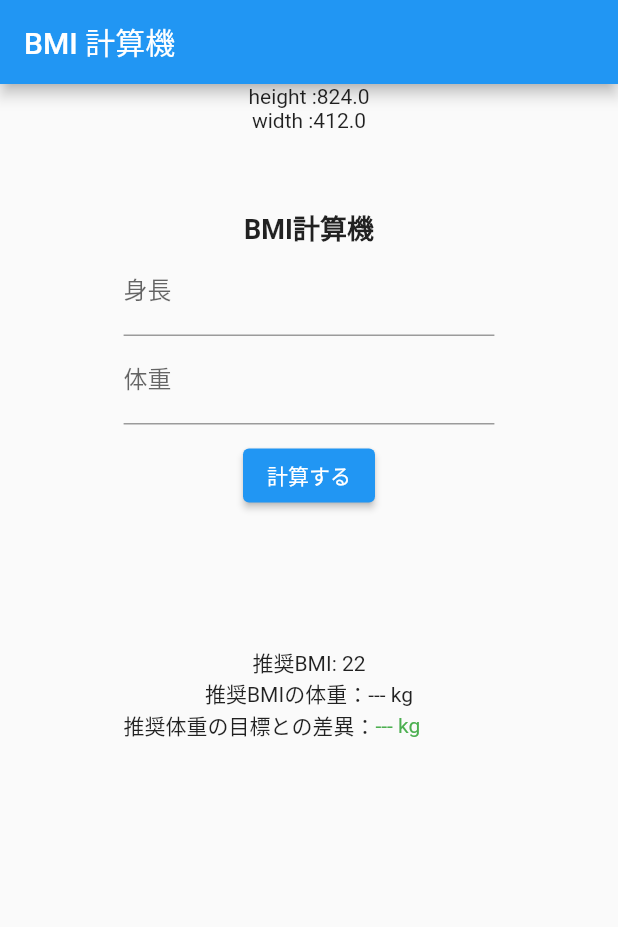
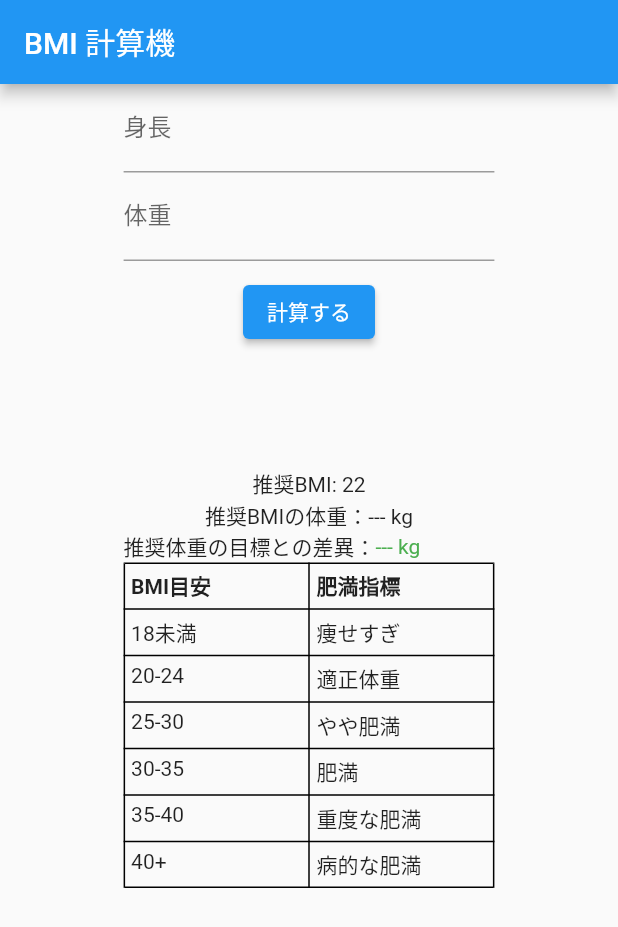
Before and after one commit to UG/myFit, a Flutter app: the screen it shows after launch, on a phone screen of 412 x 824 dp. Shown: the top 927 px of the screen. Run offline on Flutter 3.47's test engine with Material 2 defaults, Android fonts, the phone set to English and light mode, and no system bars.

Commit message:
bmi screen about finish

```diff
--- a/lib/screen/BMICalcScreen.dart
+++ b/lib/screen/BMICalcScreen.dart
@@ -32,6 +32,21 @@ formValidation(var value) {
   }
 }
 
+String bmiCategorize(String bmi) {
+  double b = double.parse(bmi);
+  if (b < 18) {
+    return "やせすぎ";
+  } else if (25 > b && b > 18) {
+    return "適正体重";
+  } else if (30 > b && b > 25) {
+    return "やや肥満";
+  } else if (35 > b && b > 30) {
+    return "肥満";
+  } else {
+    return "病的な肥満";
+  }
+}
+
 class BMICalcState extends State<BMICalcScreen> {
   void updateHeight(String v) {
     setState(() {
@@ -55,33 +70,23 @@ class BMICalcState extends State<BMICalcScreen> {
     super.initState();
   }
 
-  final _heightKey = GlobalKey<FormState>();
-  final _weightKey = GlobalKey<FormState>();
+  final _formKey = GlobalKey<FormState>();
   @override
   Widget build(BuildContext context) {
     double screenWidth = MediaQuery.of(context).size.width;
-    double screenHeight = MediaQuery.of(context).size.height;
     return Scaffold(
       appBar: AppBar(
         title: Text('BMI 計算機'),
       ),
-      body: Center(
+      body: ListView(
+        children: [
+          Center(
             child: Container(
-            width: screenWidth * 0.9,
-            child: Column(
-              children: [
-                Text('height :' + screenHeight.toString()),
-                Text('width :' + screenWidth.toString()),
-                Container(height: 50),
-                Text(
-                  'BMI計算機',
-                  style: TextStyle(fontSize: 18, fontWeight: FontWeight.bold),
-                ),
-                Container(
               width: screenWidth * .6,
+              child: Form(
+                key: _formKey,
                 child: Column(children: [
                   TextFormField(
-                        key: _heightKey,
                     onChanged: (value) {
                       updateHeight(value);
                     },
@@ -92,11 +97,10 @@ class BMICalcState extends State<BMICalcScreen> {
                       return formValidation(value);
                     },
                     textAlign: TextAlign.center,
-                        decoration: InputDecoration(
-                            labelText: '身長', suffix: Text("cm")),
+                    decoration:
+                        InputDecoration(labelText: '身長', suffix: Text("cm")),
                   ),
                   TextFormField(
-                        key: _weightKey,
                     onChanged: (value) {
                       updateWeight(value);
                     },
@@ -106,13 +110,14 @@ class BMICalcState extends State<BMICalcScreen> {
                     },
                     autovalidateMode: AutovalidateMode.onUserInteraction,
                     textAlign: TextAlign.center,
-                        decoration: InputDecoration(
-                            labelText: '体重', suffix: Text("kg")),
+                    decoration:
+                        InputDecoration(labelText: '体重', suffix: Text("kg")),
                   ),
                   Container(
                       margin: EdgeInsets.all(10.0),
                       child: ElevatedButton(
                           onPressed: () {
+                            if (_formKey.currentState!.validate()) {
                               FocusScope.of(context).unfocus();
                               double w = double.parse(weightValue);
                               double h = double.parse(heightValue);
@@ -120,11 +125,9 @@ class BMICalcState extends State<BMICalcScreen> {
                               double bmiraw = (w / (hm * hm));
                               double aweight = 22 * (hm * hm);
                               avarageWeight = aweight.toStringAsPrecision(4);
-                                double diff =
-                                    double.parse(weightValue) - aweight;
+                              double diff = double.parse(weightValue) - aweight;
                               if (diff > 0) {
-                                  bestWeight =
-                                      "+" + diff.toStringAsPrecision(4);
+                                bestWeight = "+" + diff.toStringAsPrecision(4);
                                 diffColor = Colors.red;
                               } else {
                                 bestWeight = diff.toStringAsPrecision(4);
@@ -134,20 +137,33 @@ class BMICalcState extends State<BMICalcScreen> {
                                 bmi = bmiraw.toStringAsPrecision(4);
                                 isCalced = true;
                               });
+                            }
                           },
                           child: Text("計算する"))),
                   isCalced
                       ? Container(
-                              height: 80,
+                          height: 70,
                           child: Column(
                             children: [
                               Text('あなたのBMIは'),
-                                  Text("$bmi です"),
+                              Text(
+                                "$bmi です",
+                                style: TextStyle(
+                                    color: Colors.green,
+                                    fontWeight: FontWeight.bold,
+                                    fontSize: 18),
+                              ),
+                              Text(
+                                bmiCategorize(bmi),
+                                style: TextStyle(
+                                    fontWeight: FontWeight.bold,
+                                    color: Colors.red),
+                              ),
                             ],
                           ),
                         )
                       : Container(
-                              height: 80,
+                          height: 70,
                         ),
                   Text('推奨BMI: 22'),
                   Text("推奨BMIの体重：$avarageWeight kg"),
@@ -160,10 +176,60 @@ class BMICalcState extends State<BMICalcScreen> {
                       ),
                     ],
                   ),
-                    ])),
+                  Table(
+                    border: TableBorder.all(),
+                    children: [
+                      TableRow(children: [
+                        tableElement(
+                            child: Text(
+                          "BMI目安",
+                          style: TextStyle(fontWeight: FontWeight.bold),
+                        )),
+                        tableElement(
+                            child: Text(
+                          "肥満指標",
+                          style: TextStyle(fontWeight: FontWeight.bold),
+                        )),
+                      ]),
+                      TableRow(children: [
+                        tableElement(child: Text('18未満')),
+                        tableElement(child: Text('痩せすぎ')),
+                      ]),
+                      TableRow(children: [
+                        tableElement(child: Text('20-24')),
+                        tableElement(child: Text('適正体重')),
+                      ]),
+                      TableRow(children: [
+                        tableElement(child: Text('25-30')),
+                        tableElement(child: Text('やや肥満')),
+                      ]),
+                      TableRow(children: [
+                        tableElement(child: Text('30-35')),
+                        tableElement(child: Text('肥満')),
+                      ]),
+                      TableRow(children: [
+                        tableElement(child: Text('35-40')),
+                        tableElement(child: Text('重度な肥満')),
+                      ]),
+                      TableRow(children: [
+                        tableElement(child: Text('40+')),
+                        tableElement(child: Text('病的な肥満')),
+                      ]),
                     ],
-            )),
+                  ),
+                ]),
+              ),
+            ),
+          ),
+        ],
       ),
     );
   }
+
+  Widget tableElement({child: Widget}) {
+    return Container(
+      child: child,
+      padding: EdgeInsets.all(5.0),
+    );
   }
+}
```
Lines whose indentation alone changed are shown as unchanged.
